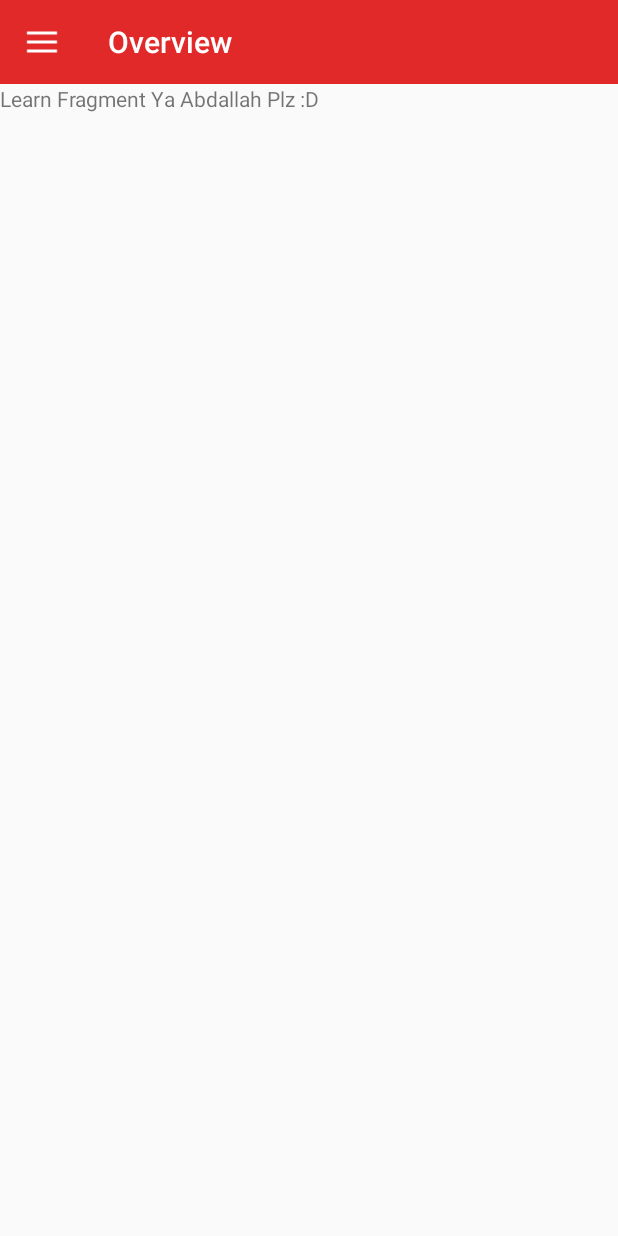
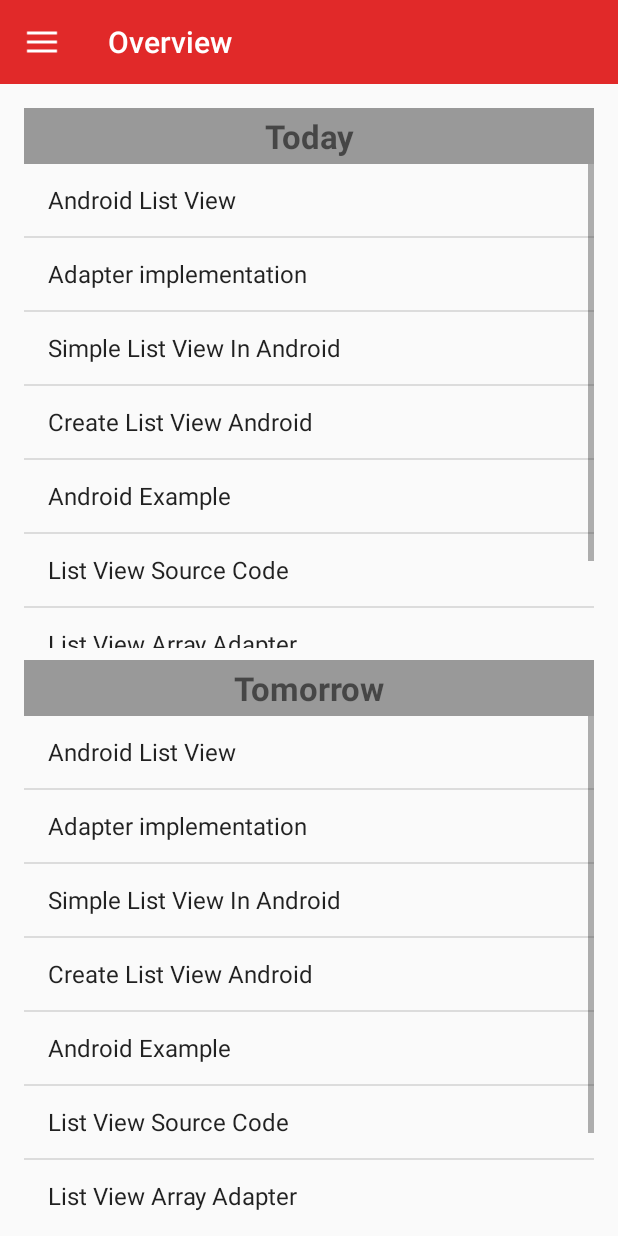
Before and after one commit to FCI-E-campus/fci-e-campus-android, an Android app: the OverviewFragment screen opened directly, with no data from a screen before it, on a phone screen of 412 x 824 dp. Run offline under Robolectric (Android 15) with nearby library versions, the light colour scheme and no system bars.

Commit message:
Updating Overview Fragment

```diff
--- a/app/src/main/java/eg/edu/cu/fci/ecampus/fci_e_campus/fragments/OverviewFragment.java
+++ b/app/src/main/java/eg/edu/cu/fci/ecampus/fci_e_campus/fragments/OverviewFragment.java
@@ -7,7 +7,8 @@ import android.support.v4.app.Fragment;
 import android.view.LayoutInflater;
 import android.view.View;
 import android.view.ViewGroup;
-
+import android.widget.ArrayAdapter;
+import android.widget.ListView;
 import eg.edu.cu.fci.ecampus.fci_e_campus.R;
 
 
@@ -60,13 +61,34 @@ public class OverviewFragment extends Fragment {
             mParam1 = getArguments().getString(ARG_PARAM1);
             mParam2 = getArguments().getString(ARG_PARAM2);
         }
+
     }
 
     @Override
     public View onCreateView(LayoutInflater inflater, ViewGroup container,
                              Bundle savedInstanceState) {
         // Inflate the layout for this fragment
-        return inflater.inflate(R.layout.fragment_calendar, container, false);
+
+        View view = inflater.inflate(R.layout.fragment_calendar, container, false);
+        String[] values = new String[]{"Android List View",
+                "Adapter implementation",
+                "Simple List View In Android",
+                "Create List View Android",
+                "Android Example",
+                "List View Source Code",
+                "List View Array Adapter",
+                "Android Example List View"
+        };
+        ArrayAdapter<String> adapter = new ArrayAdapter<>(getActivity(),
+                android.R.layout.simple_list_item_1, android.R.id.text1, values);
+
+        ListView listView1 = view.findViewById(R.id.list1);
+        listView1.setAdapter(adapter);
+
+
+        ListView listView2 = view.findViewById(R.id.list2);
+        listView2.setAdapter(adapter);
+        return view;
     }
 
     // TODO: Rename method, update argument and hook method into UI event
--- a/app/src/main/res/layout/fragment_calendar.xml
+++ b/app/src/main/res/layout/fragment_calendar.xml
@@ -4,11 +4,57 @@
     android:layout_width="match_parent"
     android:layout_height="match_parent"
     android:orientation="vertical"
+    android:padding="16dp"
     tools:context="eg.edu.cu.fci.ecampus.fci_e_campus.fragments.OverviewFragment">
 
-    <TextView
-        android:layout_width="wrap_content"
-        android:layout_height="wrap_content"
-        android:text="Learn Fragment Ya Abdallah Plz :D" />
+
+    <LinearLayout
+        android:layout_width="match_parent"
+        android:layout_height="0dp"
+        android:layout_weight="1"
+        android:orientation="vertical"
+        android:paddingBottom="8dp">
+
+        <TextView
+            android:layout_width="match_parent"
+            android:layout_height="wrap_content"
+            android:background="@color/aluminum"
+            android:gravity="center"
+            android:padding="4dp"
+            android:text="Today"
+            android:textSize="22sp"
+            android:textStyle="bold" />
+
+
+        <ListView
+            android:id="@+id/list1"
+            android:layout_width="match_parent"
+            android:layout_height="wrap_content" />
+
+    </LinearLayout>
+
+    <LinearLayout
+        android:layout_width="match_parent"
+        android:layout_height="0dp"
+        android:layout_weight="1"
+        android:orientation="vertical">
+
+        <TextView
+            android:layout_width="match_parent"
+            android:layout_height="wrap_content"
+            android:background="@color/aluminum"
+            android:gravity="center"
+            android:padding="4dp"
+            android:text="Tomorrow"
+            android:textSize="22sp"
+            android:textStyle="bold" />
+
+
+        <ListView
+            android:id="@+id/list2"
+            android:layout_width="match_parent"
+            android:layout_height="wrap_content" />
+
+    </LinearLayout>
 
 </LinearLayout>
```
